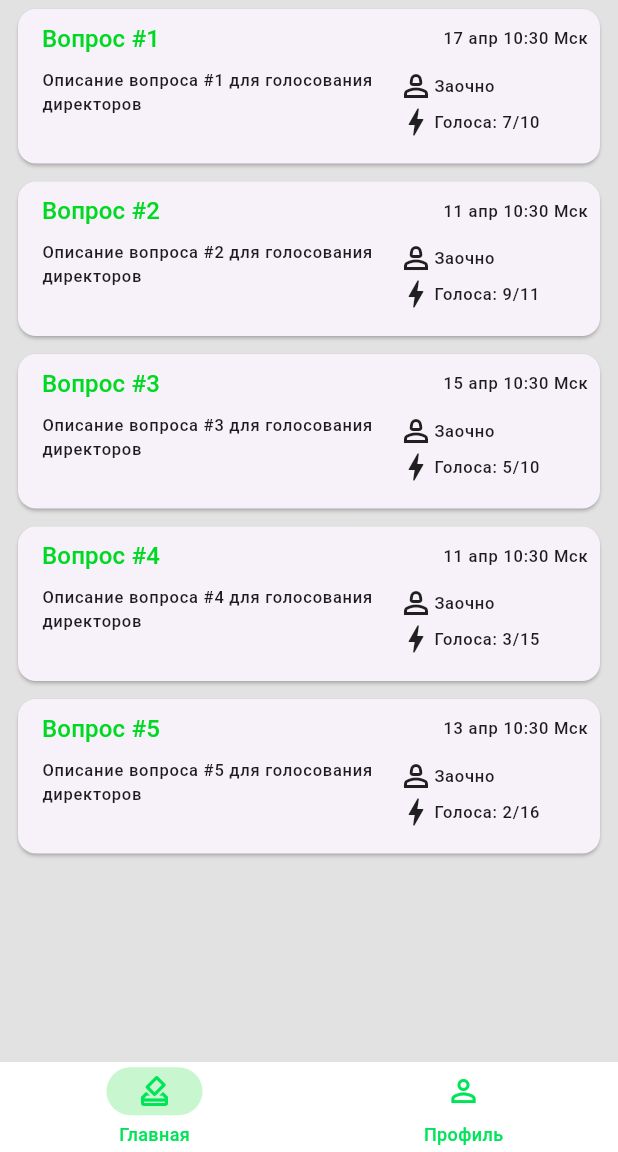
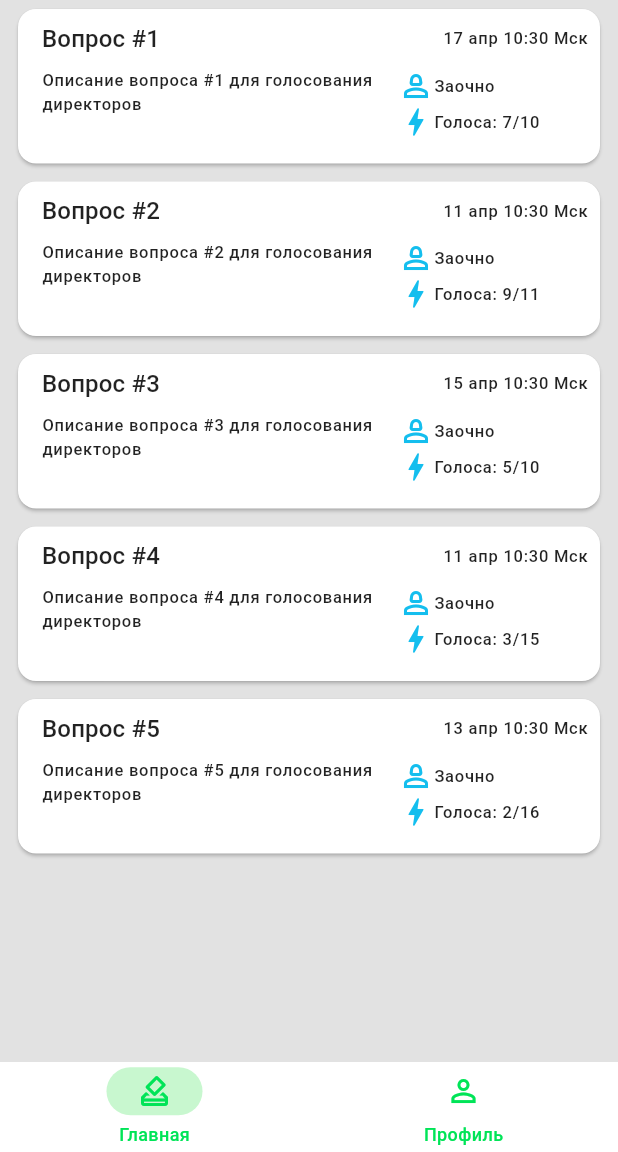
Before and after one commit to F1TU3S17/tns_voting_service_app, a Flutter app: the screen it shows after launch, on a phone screen of 412 x 824 dp, the part 84-1236 px from its top. Run offline on Flutter 3.47's test engine with Material 3 defaults, Android fonts, the phone set to English and light mode, and no system bars; our stand-ins replace hive_flutter; accounts and stored records are empty.

Commit message:
Обновление темы приложения: добавление цветовой схемы и изменение цвета иконок в карточке сессии.

```diff
--- a/lib/home/presentation/widgets/session_card.dart
+++ b/lib/home/presentation/widgets/session_card.dart
@@ -144,7 +144,7 @@ class _SessionMetadata extends StatelessWidget {
         children: [
           Row(
             children: [
-              const Icon(Icons.person_2_outlined),
+              Icon(Icons.person_2_outlined, color: theme.colorScheme.secondary),
               Expanded(
                 child: Text(
                   sessionType,
@@ -158,7 +158,7 @@ class _SessionMetadata extends StatelessWidget {
           ),
           Row(
             children: [
-              const Icon(Icons.bolt,),
+              Icon(Icons.bolt, color: theme.colorScheme.secondary,),
               Expanded(
                 child: Text(
                   votesInfo,
--- a/lib/theme/theme.dart
+++ b/lib/theme/theme.dart
@@ -16,6 +16,19 @@ abstract class AppTheme {
           elevation: 0,
       ),
       primaryColor: Color(0xFF00E457),
+      colorScheme: ColorScheme(
+        primary: Color(0xFF00E457),
+        onPrimary: Colors.white,
+        secondary: Color(0xFF14BEEE),
+        onSecondary: Colors.white,
+        surface: Colors.white,
+        onSurface: Colors.black87,
+        background: Color(0xFFE2E2E2),
+        onBackground: Colors.black87,
+        error: Colors.red,
+        onError: Colors.white,
+        brightness: Brightness.light,
+      ),
       scaffoldBackgroundColor: Color(0xFFE2E2E2),
       navigationBarTheme: NavigationBarThemeData(
         backgroundColor: const Color.fromRGBO(255, 255, 255, 1),
@@ -78,14 +91,9 @@ abstract class AppTheme {
         ),
         labelLarge: TextStyle(
           fontSize: 16,
-          fontWeight: FontWeight.w500,
-          color: Color(0xFF00D921),
         ),
-      ),
-      progressIndicatorTheme: ProgressIndicatorThemeData(
-        color: Color(0xFF00D921),
-      ),
-    );
+      )
+   );
 
     static ThemeData darkTheme = ThemeData(
       scaffoldBackgroundColor: Color(0xFF1A1A1A),
```
Also changed, not shown: lib/home/domain/model/home_page_model.dart (added).
